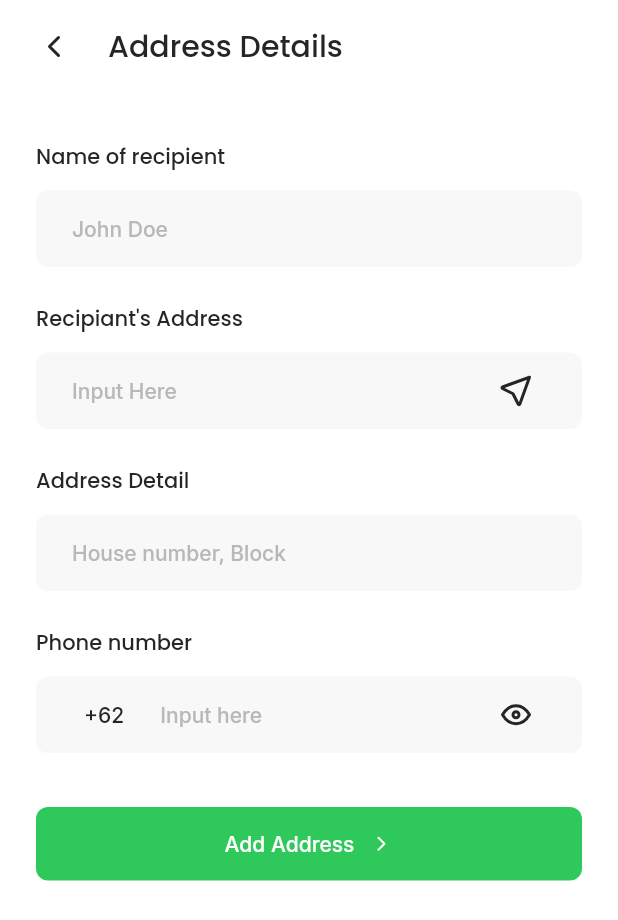
After one commit to whoisgalih/MotionHack_5_shoes-by-us, a Flutter app: the AddressPage screen opened by its route, on a phone screen of 412 x 824 dp. The commit adds this screen. Shown: the top 920 px of the screen. Run offline on Flutter 3.47's test engine with Material 2 defaults, Android fonts, the phone set to English and light mode, and no system bars; our stand-ins replace flutter_svg, flutter_tabler_icons, google_fonts; missing offline and left inert: dart:ffi; project files that could hold a hidden picture were left out.

Commit message:
menambah address page

```diff
--- a/lib/main.dart
+++ b/lib/main.dart
@@ -7,6 +7,7 @@ import 'package:shoes_by_us/models/shoes_provider.dart';
 import 'package:shoes_by_us/pages/auth/boarding_page.dart';
 import 'package:shoes_by_us/pages/auth/check_email_page.dart';
 import 'package:shoes_by_us/pages/auth/reset_password_page.dart';
+import 'package:shoes_by_us/pages/cart/address_page.dart';
 import 'package:shoes_by_us/pages/cart/card_page.dart';
 import 'package:shoes_by_us/pages/cart/cart_page.dart';
 import 'package:shoes_by_us/pages/cart/payment_success_page.dart';
@@ -94,6 +95,7 @@ class ShoesByUs extends StatelessWidget {
               "/track": (context) => const TrackItemPage(),
               "/card": (context) => const CardPage(),
               "/promo": (context) => const PromoPage(),
+              "/address": (context) => const AddressPage(),
             },
           ),
         ),
--- a/lib/models/shoes_provider.dart
+++ b/lib/models/shoes_provider.dart
@@ -12,6 +12,11 @@ class ShoesProvider with ChangeNotifier {
 
   Shoes? findById(String id) =>
       _shoes.firstWhereOrNull((shoe) => shoe.id == id);
+
+  num get totalPrice => _shoes
+      .map((shoe) => shoe.afterDisountPrice * (shoe.quantity as num))
+      .toList()
+      .reduce((value, element) => value + element);
 
   findIndexById(String id) {
     for (var i = 0; i < _shoes.length; i++) {
--- /dev/null
+++ b/lib/pages/cart/address_page.dart
@@ -0,0 +1,295 @@
+import 'package:flutter/material.dart';
+import 'package:flutter_svg/flutter_svg.dart';
+import 'package:flutter_tabler_icons/flutter_tabler_icons.dart';
+import 'package:provider/provider.dart';
+import 'package:shoes_by_us/models/promo_provider.dart';
+import 'package:shoes_by_us/themes/colors.dart';
+import 'package:shoes_by_us/themes/fonts.dart';
+
+class AddressPage extends StatefulWidget {
+  const AddressPage({
+    Key? key,
+  }) : super(key: key);
+
+  @override
+  State<AddressPage> createState() => _AddressPageState();
+}
+
+class _AddressPageState extends State<AddressPage> {
+  final TextEditingController _addressCodeController = TextEditingController();
+
+  // Address? _address;
+
+  int selectedSize = 0;
+
+  bool isButtonEnabled = false;
+
+  void changeButtonState() {
+    if (_addressCodeController.text.length == 16) {
+      setState(() {
+        isButtonEnabled = true;
+      });
+    } else {
+      setState(() {
+        isButtonEnabled = false;
+      });
+    }
+  }
+
+  @override
+  Widget build(BuildContext context) {
+    return Scaffold(
+      body: SafeArea(
+        child: Column(
+          crossAxisAlignment: CrossAxisAlignment.start,
+          children: [
+            Container(
+              padding: const EdgeInsets.symmetric(horizontal: 24, vertical: 16),
+              child: Row(
+                crossAxisAlignment: CrossAxisAlignment.center,
+                children: [
+                  GestureDetector(
+                      onTap: () => Navigator.pop(context),
+                      child: Icon(TablerIcons.chevron_left,
+                          size: 24, color: neutralBlack)),
+                  const SizedBox(width: 24),
+                  Text('Address Details', style: headline6)
+                ],
+              ),
+            ),
+            Expanded(
+                child: SingleChildScrollView(
+              child: Container(
+                margin: EdgeInsets.symmetric(horizontal: 24, vertical: 32),
+                child: Column(
+                  crossAxisAlignment: CrossAxisAlignment.start,
+                  children: [
+                    Container(
+                        margin: EdgeInsets.only(bottom: 24),
+                        child: Column(
+                            crossAxisAlignment: CrossAxisAlignment.start,
+                            children: [
+                              Text("Name of recipient",
+                                  style:
+                                      subtitle2.copyWith(color: neutralBlack)),
+                              SizedBox(
+                                height: 12,
+                              ),
+                              TextField(
+                                onChanged: (text) {
+                                  changeButtonState();
+                                },
+                                controller: _addressCodeController,
+                                decoration: InputDecoration(
+                                  filled: true,
+                                  fillColor: textField,
+                                  hintText: 'John Doe',
+                                  hintStyle:
+                                      button.copyWith(color: textFieldHint),
+                                  enabledBorder: OutlineInputBorder(
+                                    borderRadius: BorderRadius.circular(8),
+                                    borderSide: BorderSide.none,
+                                  ),
+                                  focusedBorder: OutlineInputBorder(
+                                    borderRadius: BorderRadius.circular(8),
+                                    borderSide: BorderSide(
+                                      style: BorderStyle.solid,
+                                      color: accent50,
+                                      width: 2.5,
+                                    ),
+                                  ),
+                                  contentPadding: const EdgeInsets.symmetric(
+                                      horizontal: 24, vertical: 16),
+                                ),
+                              ),
+                            ])),
+                    Container(
+                        margin: EdgeInsets.only(bottom: 24),
+                        child: Column(
+                            crossAxisAlignment: CrossAxisAlignment.start,
+                            children: [
+                              Text("Recipiant's Address",
+                                  style:
+                                      subtitle2.copyWith(color: neutralBlack)),
+                              SizedBox(
+                                height: 12,
+                              ),
+                              TextField(
+                                onChanged: (text) {
+                                  changeButtonState();
+                                },
+                                controller: _addressCodeController,
+                                decoration: InputDecoration(
+                                  filled: true,
+                                  fillColor: textField,
+                                  hintText: 'Input Here',
+                                  hintStyle:
+                                      button.copyWith(color: textFieldHint),
+                                  enabledBorder: OutlineInputBorder(
+                                    borderRadius: BorderRadius.circular(8),
+                                    borderSide: BorderSide.none,
+                                  ),
+                                  focusedBorder: OutlineInputBorder(
+                                    borderRadius: BorderRadius.circular(8),
+                                    borderSide: BorderSide(
+                                      style: BorderStyle.solid,
+                                      color: accent50,
+                                      width: 2.5,
+                                    ),
+                                  ),
+                                  contentPadding: const EdgeInsets.only(
+                                      left: 24, top: 16, bottom: 16),
+                                  suffixIcon: Padding(
+                                    padding: const EdgeInsets.only(
+                                        left: 24, right: 32),
+                                    child: Icon(
+                                      TablerIcons.location,
+                                      size: 24,
+                                      color: neutralBlack,
+                                    ),
+                                  ),
+                                ),
+                              ),
+                            ])),
+                    Container(
+                        margin: EdgeInsets.only(bottom: 24),
+                        child: Column(
+                            crossAxisAlignment: CrossAxisAlignment.start,
+                            children: [
+                              Text("Address Detail",
+                                  style:
+                                      subtitle2.copyWith(color: neutralBlack)),
+                              SizedBox(
+                                height: 12,
+                              ),
+                              TextField(
+                                onChanged: (text) {
+                                  changeButtonState();
+                                },
+                                controller: _addressCodeController,
+                                decoration: InputDecoration(
+                                  filled: true,
+                                  fillColor: textField,
+                                  hintText: 'House number, Block',
+                                  hintStyle:
+                                      button.copyWith(color: textFieldHint),
+                                  enabledBorder: OutlineInputBorder(
+                                    borderRadius: BorderRadius.circular(8),
+                                    borderSide: BorderSide.none,
+                                  ),
+                                  focusedBorder: OutlineInputBorder(
+                                    borderRadius: BorderRadius.circular(8),
+                                    borderSide: BorderSide(
+                                      style: BorderStyle.solid,
+                                      color: accent50,
+                                      width: 2.5,
+                                    ),
+                                  ),
+                                  contentPadding: const EdgeInsets.symmetric(
+                                      horizontal: 24, vertical: 16),
+                                ),
+                              ),
+                            ])),
+                    Container(
+                        margin: EdgeInsets.only(bottom: 24),
+                        child: Column(
+                            crossAxisAlignment: CrossAxisAlignment.start,
+                            children: [
+                              Text("Phone number",
+                                  style:
+                                      subtitle2.copyWith(color: neutralBlack)),
+                              SizedBox(
+                                height: 12,
+                              ),
+                              TextField(
+                                keyboardType: TextInputType.phone,
+                                onChanged: (text) {
+                                  changeButtonState();
+                                },
+                                controller: _addressCodeController,
+                                decoration: InputDecoration(
+                                  filled: true,
+                                  fillColor: textField,
+                                  hintText: 'Input here',
+                                  hintStyle:
+                                      button.copyWith(color: textFieldHint),
+                                  enabledBorder: OutlineInputBorder(
+                                    borderRadius: BorderRadius.circular(8),
+                                    borderSide: BorderSide.none,
+                                  ),
+                                  focusedBorder: OutlineInputBorder(
+                                    borderRadius: BorderRadius.circular(8),
+                                    borderSide: BorderSide(
+                                      style: BorderStyle.solid,
+                                      color: accent50,
+                                      width: 2.5,
+                                    ),
+                                  ),
+                                  contentPadding:
+                                      const EdgeInsets.symmetric(vertical: 16),
+                                  prefixIcon: Padding(
+                                    padding: const EdgeInsets.only(
+                                        top: 16,
+                                        bottom: 16,
+                                        left: 32,
+                                        right: 24),
+                                    child: Text("+62",
+                                        style: button.copyWith(
+                                          color: neutralBlack,
+                                        )),
+                                  ),
+                                  suffixIcon: Padding(
+                                    padding: const EdgeInsets.only(
+                                        left: 24, right: 32),
+                                    child: Icon(
+                                      TablerIcons.eye,
+                                      size: 24,
+                                      color: neutralBlack,
+                                    ),
+                                  ),
+                                ),
+                              ),
+                            ])),
+                    Container(
+                      margin: EdgeInsets.only(top: 12),
+                      width: double.infinity,
+                      child: ElevatedButton(
+                        onPressed: () {
+                          // Provider.of<PromoProvider>(context, listen: false)
+                          //     .changePromo(_address);
+
+                          Navigator.of(context).pushNamedAndRemoveUntil(
+                              "/cart", ModalRoute.withName("/home"));
+                        },
+                        child: Row(
+                            mainAxisAlignment: MainAxisAlignment.center,
+                            children: [
+                              Text(
+                                "Add Address",
+                                style: button.copyWith(color: neutralWhite),
+                              ),
+                              const SizedBox(width: 10),
+                              Icon(TablerIcons.chevron_right,
+                                  size: 16, color: neutralWhite),
+                            ]),
+                        style: ElevatedButton.styleFrom(
+                          primary: primary50,
+                          elevation: 0,
+                          padding: const EdgeInsets.symmetric(
+                              horizontal: 32, vertical: 16),
+                          shape: const RoundedRectangleBorder(
+                            borderRadius: BorderRadius.all(Radius.circular(8)),
+                          ),
+                        ),
+                      ),
+                    ),
+                  ],
+                ),
+              ),
+            )),
+          ],
+        ),
+      ),
+    );
+  }
+}
--- a/pubspec.yaml
+++ b/pubspec.yaml
@@ -55,6 +55,7 @@ flutter:
   assets:
     - assets/icons/
     - assets/images/shoes/
+    - assets/images/
     - assets/json/
   #   - images/a_dot_ham.jpeg
   # An image asset can refer to one or more resolution-specific "variants", see
```
Also changed, not shown: lib/formater/replace_every.dart (added, +35 -0 lines), lib/models/promo_provider.dart (+8 -0 lines), lib/pages/cart/card_page.dart (+19 -0 lines), lib/pages/cart/cart_page.dart (+38 -20 lines), lib/pages/cart/payment_success_page.dart (+50 -28 lines), lib/pages/cart/track_item_page.dart (+11 -4 lines), assets/images/Rectangle 113.png (added).
